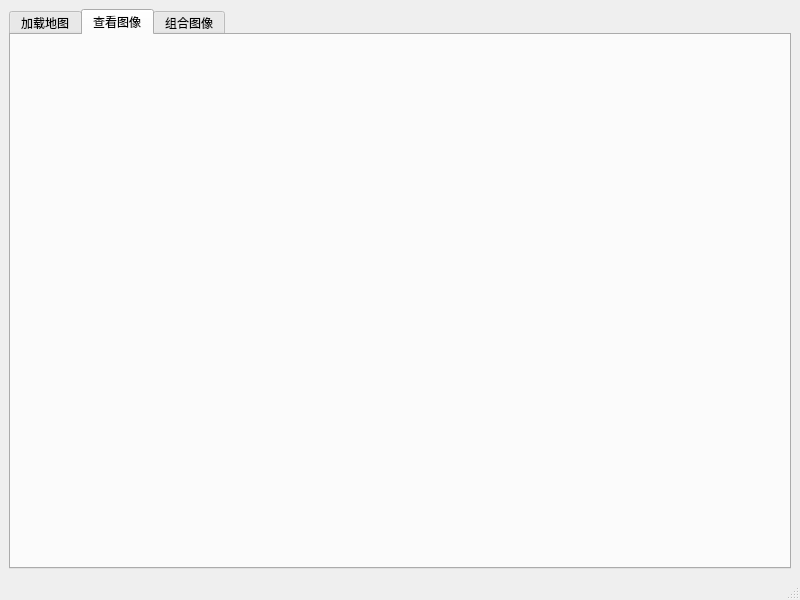
Qt form MapViewer/MapViewerWind.ui (SlopeCraft/SlopeCraft) before a commit.
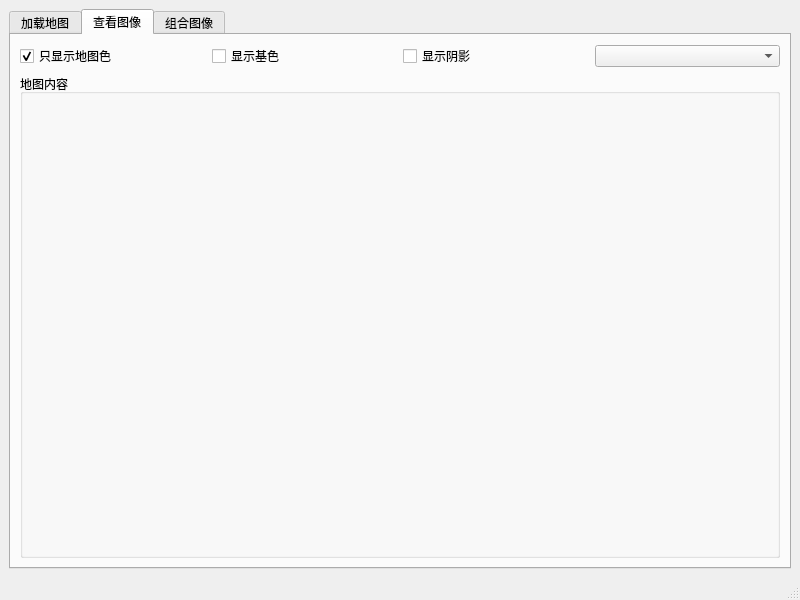
The same form after that commit. The open tabs and pages were chosen to show the change.

The edit to the form file:
```diff
--- a/MapViewer/MapViewerWind.ui
+++ b/MapViewer/MapViewerWind.ui
@@ -160,6 +160,43 @@
        <attribute name="title">
         <string>查看图像</string>
        </attribute>
+       <layout class="QGridLayout" name="gridLayout">
+        <item row="0" column="1">
+         <widget class="QCheckBox" name="checkbox_show_base_color">
+          <property name="text">
+           <string>显示基色</string>
+          </property>
+         </widget>
+        </item>
+        <item row="0" column="3">
+         <widget class="QComboBox" name="combobox_select_map"/>
+        </item>
+        <item row="0" column="2">
+         <widget class="QCheckBox" name="checkbox_show_shade">
+          <property name="text">
+           <string>显示阴影</string>
+          </property>
+         </widget>
+        </item>
+        <item row="0" column="0">
+         <widget class="QCheckBox" name="checkbox_show_map_color">
+          <property name="text">
+           <string>只显示地图色</string>
+          </property>
+          <property name="checked">
+           <bool>true</bool>
+          </property>
+         </widget>
+        </item>
+        <item row="1" column="0" colspan="4">
+         <widget class="QGroupBox" name="groupbox_single_map">
+          <property name="title">
+           <string>地图内容</string>
+          </property>
+          <layout class="QGridLayout" name="gridLayout_6"/>
+         </widget>
+        </item>
+       </layout>
       </widget>
       <widget class="QWidget" name="tab_compose_maps">
        <attribute name="title">
```
Left out of the diff: 23 changed lines with no effect on the pictures.
